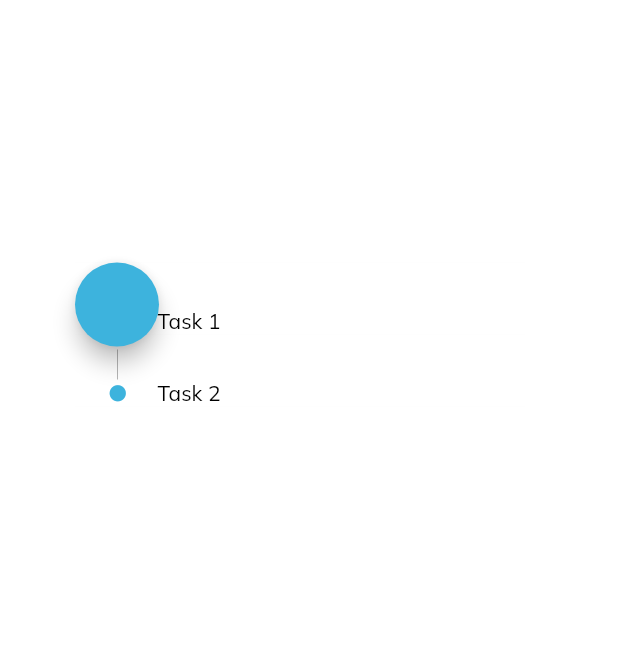
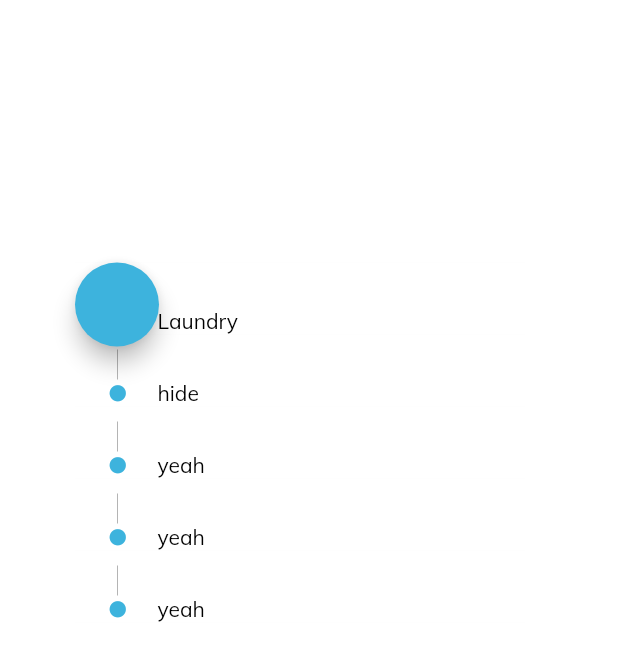
Before and after one commit to DanielLokk/bubble_task, a Flutter app: the screen it shows after launch, on a phone screen of 412 x 824 dp. Shown: the top 661 px of the screen. Run offline on Flutter 3.47's test engine with Material 2 defaults, Android fonts, the phone set to English and light mode, and no system bars; our stand-ins replace google_fonts.

Commit message:
change sized box for container

```diff
--- a/lib/bubble.dart
+++ b/lib/bubble.dart
@@ -18,6 +18,9 @@ class _BubbleState extends State<Bubble> {
   List<Task> tasks = [
     new Task(name: "Laundry", done: false, description: ""),
     new Task(name: "hide", done: false, description: ""),
+    new Task(name: "yeah", done: false, description: ""),
+    new Task(name: "yeah", done: false, description: ""),
+    new Task(name: "yeah", done: false, description: ""),
   ];
 
   ScrollController _controller;
@@ -71,8 +74,8 @@ class _BubbleState extends State<Bubble> {
           children: [
             Opacity(
               opacity: hide,
-              child: SizedBox(
-                height: 200,
+              child: Container(
+                height: 300,
                 width: 300,
                 child: ListView.builder(
                   controller: _controller,
@@ -110,7 +113,7 @@ class _BubbleState extends State<Bubble> {
                                     padding:
                                         EdgeInsets.symmetric(horizontal: 10)),
                                 Text(
-                                  "Task ${index + 1}",
+                                  tasks[index].name,
                                   style: GoogleFonts.muli(
                                     fontSize: 14,
                                     color: Colors.black,
```
Also changed, not shown: 1 other file.
